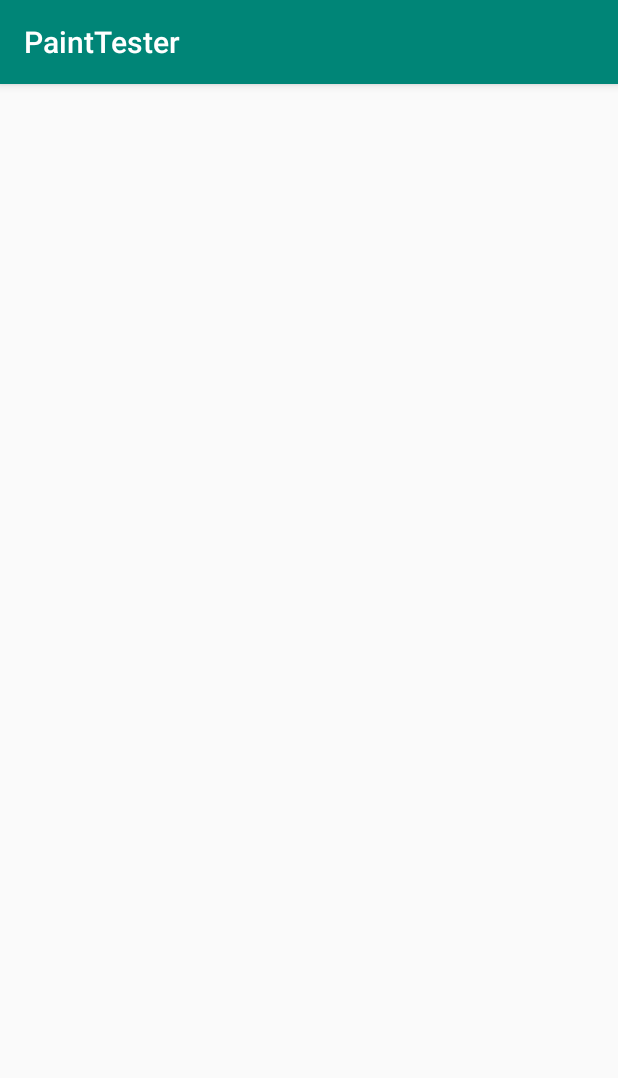
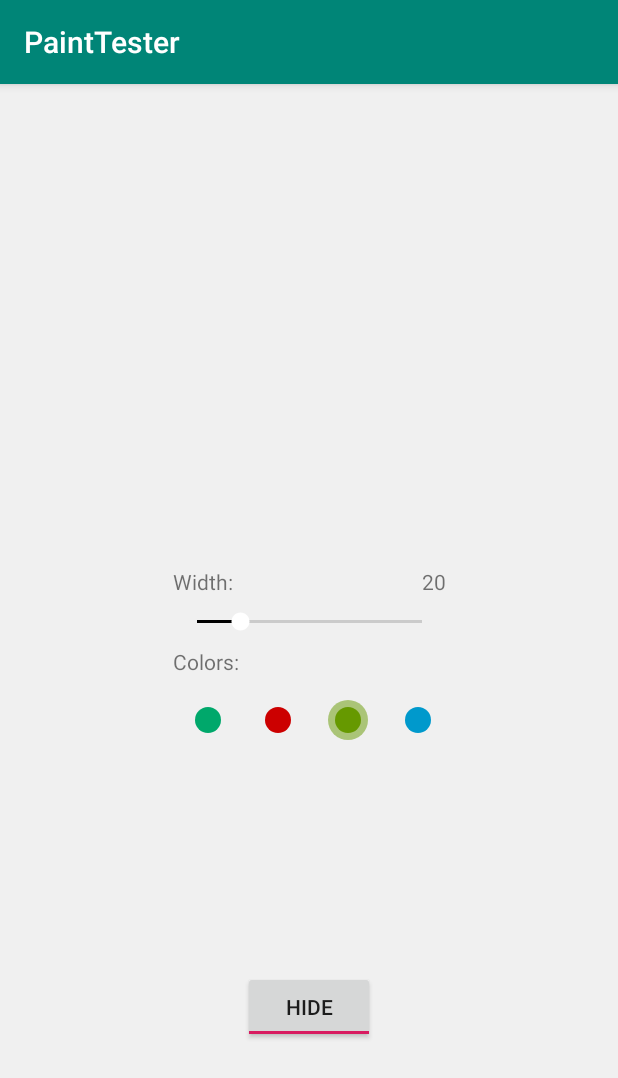
Before and after one commit to Valkaryne/AndroidLab, an Android app: the screen it shows after launch (MainActivity), on a phone screen of 412 x 824 dp. Shown: the top 1078 px of the screen. Run offline under Robolectric (Android 15) with nearby library versions, the phone set to English and light mode, and no system bars.

Commit message:
[TASK7-2] Implemented PaintWidget

```diff
--- a/PaintTester/app/src/main/java/com/epam/valkaryne/painttester/CustomRadioButton.kt
+++ b/PaintTester/app/src/main/java/com/epam/valkaryne/painttester/CustomRadioButton.kt
@@ -5,12 +5,17 @@ import android.graphics.Canvas
 import android.graphics.Color
 import android.graphics.Paint
 import android.util.AttributeSet
+import android.util.Log
 import androidx.appcompat.widget.AppCompatRadioButton
 
 class CustomRadioButton(context: Context?, attrs: AttributeSet?) :
     AppCompatRadioButton(context, attrs) {
 
     var color: Int? = null
+        set(value) {
+            field = value
+            calculateAlpha(value)
+        }
 
     private var alphaColor: Int? = null
     private var picker: Paint = Paint(Paint.ANTI_ALIAS_FLAG)
@@ -20,10 +25,7 @@ class CustomRadioButton(context: Context?, attrs: AttributeSet?) :
         val a = context?.obtainStyledAttributes(attrs, R.styleable.CustomRadioButton)
         color = a?.getColor(R.styleable.CustomRadioButton_color, Color.BLACK)
 
-        color?.let {
-            val alpha: Int = Math.round(Color.alpha(it) * 0.5).toInt()
-            alphaColor = Color.argb(alpha, Color.red(it), Color.green(it), Color.blue(it))
-        }
+        calculateAlpha(color)
         a?.recycle()
         initPaint()
     }
@@ -39,6 +41,13 @@ class CustomRadioButton(context: Context?, attrs: AttributeSet?) :
         marker = Paint(Paint.ANTI_ALIAS_FLAG)
         marker.style = Paint.Style.STROKE
         marker.color = Color.argb(alpha, Color.red(standardColor), Color.green(standardColor), Color.blue(standardColor))
+    }
+
+    private fun calculateAlpha(color: Int?) {
+        color?.let {
+            val alpha: Int = Math.round(Color.alpha(it) * 0.5).toInt()
+            alphaColor = Color.argb(alpha, Color.red(it), Color.green(it), Color.blue(it))
+        }
     }
 
     override fun onMeasure(widthMeasureSpec: Int, heightMeasureSpec: Int) {
--- a/PaintTester/app/src/main/java/com/epam/valkaryne/painttester/MainActivity.kt
+++ b/PaintTester/app/src/main/java/com/epam/valkaryne/painttester/MainActivity.kt
@@ -1,12 +1,45 @@
 package com.epam.valkaryne.painttester
 
+import android.graphics.Color
 import androidx.appcompat.app.AppCompatActivity
 import android.os.Bundle
+import android.widget.Toast
+import android.widget.ToggleButton
+import androidx.core.view.isVisible
 
 class MainActivity : AppCompatActivity() {
+
+    private var widget: PaintWidget? = null
 
     override fun onCreate(savedInstanceState: Bundle?) {
         super.onCreate(savedInstanceState)
         setContentView(R.layout.activity_main)
+
+        widget = findViewById(R.id.paintWidget)
+        val tButton = findViewById<ToggleButton>(R.id.toggleButton)
+        tButton.setOnCheckedChangeListener { _, isChecked -> widget?.isVisible = isChecked }
+
+        widget?.mOnPaintWidgetChangeListener = PaintWidgetListener()
+        widget?.firstItemColor = Color.rgb(0, 168, 107)
+        widget?.pMaxWidth = 100
+        widget?.defaultColorPosition = 2
+    }
+
+    inner class PaintWidgetListener : PaintWidget.OnPaintWidgetChangeListener {
+
+        private var color: String? = null
+        private var width: Int? = null
+
+        override fun onColorChanged(color: String) {
+            this.color = color
+            if (this.color != null && width != null)
+                Toast.makeText(applicationContext, "Color: ${this.color}, Width: $width", Toast.LENGTH_SHORT).show()
+        }
+
+        override fun onWidthChanged(width: Int) {
+            this.width = width
+            if (color != null && this.width != null)
+                Toast.makeText(applicationContext, "Color: $color, Width: ${this.width}", Toast.LENGTH_SHORT).show()
+        }
     }
 }
--- /dev/null
+++ b/PaintTester/app/src/main/java/com/epam/valkaryne/painttester/PaintWidget.kt
@@ -0,0 +1,117 @@
+package com.epam.valkaryne.painttester
+
+import android.content.Context
+import android.graphics.Color
+import android.util.AttributeSet
+import android.view.View
+import android.widget.RadioGroup
+import android.widget.SeekBar
+import android.widget.TextView
+import androidx.constraintlayout.widget.ConstraintLayout
+import androidx.core.view.get
+
+import com.epam.valkaryne.painttester.utils.*
+
+class PaintWidget @JvmOverloads constructor(
+    context: Context,
+    attrs: AttributeSet? = null, defStyleAttr: Int = 0
+) : ConstraintLayout(context, attrs, defStyleAttr) {
+
+    var pMaxWidth = 0
+        set(value) {
+            field = value
+            operateMaxWidth()
+        }
+    var defaultColorPosition = 0
+        set(value) {
+            field = value % 4
+            operateDefaultColorPosition()
+        }
+    var firstItemColor: Int? = null
+        set(value) {
+            field = value
+            operateFirstItemColor()
+        }
+
+    var hexColor = "#000000"
+        private set
+
+    var mOnPaintWidgetChangeListener: OnPaintWidgetChangeListener? = null
+
+    private var view: View? = null
+    private var sbValue: SeekBar? = null
+    private var tvWidth: TextView? = null
+    private var rgColor: RadioGroup? = null
+
+    init {
+        view = View.inflate(context, R.layout.widget_paint, this)
+
+        val a = context.obtainStyledAttributes(attrs, R.styleable.PaintWidget)
+        pMaxWidth = a.getInteger(R.styleable.PaintWidget_maxWidth, 10)
+        defaultColorPosition = a.getInteger(R.styleable.PaintWidget_defaultColorPosition, 0)
+        firstItemColor = a.getColor(R.styleable.PaintWidget_firstItemColor, Color.BLACK)
+
+        operateFirstItemColor()
+
+        sbValue = view?.findViewById(R.id.sb_value)
+        tvWidth = view?.findViewById(R.id.tv_width)
+        rgColor = view?.findViewById(R.id.rg_colors)
+
+        sbValue?.setOnSeekBarChangeListener(SeekBarListener())
+
+        operateMaxWidth()
+        operateDefaultColorPosition()
+
+        rgColor?.setOnCheckedChangeListener(RadioGroupListener())
+
+        a.recycle()
+    }
+
+    private fun operateFirstItemColor() {
+        val rbCustom = view?.findViewById<CustomRadioButton>(R.id.rb_custom)
+        rbCustom?.color = firstItemColor
+    }
+
+    private fun operateMaxWidth() {
+        sbValue?.max = pMaxWidth
+
+        val onefifth = Math.ceil(0.2 * pMaxWidth).toInt()
+        sbValue?.progress = onefifth
+    }
+
+    private fun operateDefaultColorPosition() {
+        val rbDefault = rgColor?.get(defaultColorPosition)
+        if (rbDefault is CustomRadioButton) {
+            rbDefault.isChecked = true
+        }
+    }
+
+    interface OnPaintWidgetChangeListener {
+        fun onWidthChanged(width: Int)
+
+        fun onColorChanged(color: String)
+    }
+
+    inner class SeekBarListener : SeekBar.OnSeekBarChangeListener {
+        override fun onProgressChanged(seekBar: SeekBar?, progress: Int, fromUser: Boolean) {
+            tvWidth?.text = progress.toString()
+            mOnPaintWidgetChangeListener?.onWidthChanged(progress)
+        }
+
+        override fun onStartTrackingTouch(seekBar: SeekBar?) {
+        }
+
+        override fun onStopTrackingTouch(seekBar: SeekBar?) {
+        }
+    }
+
+    inner class RadioGroupListener : RadioGroup.OnCheckedChangeListener {
+        override fun onCheckedChanged(group: RadioGroup?, checkedId: Int) {
+            val radioButton = view?.findViewById<CustomRadioButton>(checkedId)
+            val color = radioButton?.color
+            hexColor = getHexColor(color)
+
+            mOnPaintWidgetChangeListener?.onColorChanged(hexColor)
+        }
+    }
+}
--- /dev/null
+++ b/PaintTester/app/src/main/java/com/epam/valkaryne/painttester/utils/ColorUtils.kt
@@ -0,0 +1,10 @@
+@file:JvmName("ExtensionsUtils")
+
+package com.epam.valkaryne.painttester.utils
+
+fun getHexColor(value: Int?) : String {
+    return if (value != null)
+        "#${Integer.toHexString(value).toUpperCase().substring(2)}"
+    else
+        ""
+}
--- a/PaintTester/app/src/main/res/layout/activity_main.xml
+++ b/PaintTester/app/src/main/res/layout/activity_main.xml
@@ -1,9 +1,37 @@
 <?xml version="1.0" encoding="utf-8"?>
 <androidx.constraintlayout.widget.ConstraintLayout
     xmlns:android="http://schemas.android.com/apk/res/android"
+    xmlns:app="http://schemas.android.com/apk/res-auto"
     xmlns:tools="http://schemas.android.com/tools"
     android:layout_width="match_parent"
     android:layout_height="match_parent"
+    android:background="@color/background"
     tools:context=".MainActivity">
 
+    <com.epam.valkaryne.painttester.PaintWidget
+        android:id="@+id/paintWidget"
+        android:layout_width="wrap_content"
+        android:layout_height="wrap_content"
+        app:layout_constraintBottom_toBottomOf="parent"
+        app:layout_constraintEnd_toEndOf="parent"
+        app:layout_constraintStart_toStartOf="parent"
+        app:layout_constraintTop_toTopOf="parent"
+        app:maxWidth="10"/>
+
+    <ToggleButton
+        android:id="@+id/toggleButton"
+        android:layout_width="wrap_content"
+        android:layout_height="wrap_content"
+        android:layout_marginStart="8dp"
+        android:layout_marginTop="8dp"
+        android:layout_marginEnd="8dp"
+        android:layout_marginBottom="8dp"
+        android:checked="true"
+        android:textOff="@string/show"
+        android:textOn="@string/hide"
+        app:layout_constraintBottom_toBottomOf="parent"
+        app:layout_constraintEnd_toEndOf="parent"
+        app:layout_constraintStart_toStartOf="parent"
+        app:layout_constraintTop_toBottomOf="@+id/paintWidget" />
+
 </androidx.constraintlayout.widget.ConstraintLayout>
--- /dev/null
+++ b/PaintTester/app/src/main/res/layout/widget_paint.xml
@@ -0,0 +1,82 @@
+<?xml version="1.0" encoding="utf-8"?>
+<androidx.constraintlayout.widget.ConstraintLayout
+    xmlns:android="http://schemas.android.com/apk/res/android"
+    xmlns:app="http://schemas.android.com/apk/res-auto"
+    xmlns:tools="http://schemas.android.com/tools"
+    android:background="@color/background"
+    android:layout_width="214dp"
+    android:layout_height="156dp"
+    android:padding="16dp">
+
+    <TextView
+        android:id="@+id/tv_width_title"
+        android:layout_width="wrap_content"
+        android:layout_height="wrap_content"
+        android:text="@string/width_title"
+        app:layout_constraintStart_toStartOf="parent"
+        app:layout_constraintTop_toTopOf="parent" />
+
+    <TextView
+        android:id="@+id/tv_width"
+        android:layout_width="wrap_content"
+        android:layout_height="wrap_content"
+        tools:text="2"
+        app:layout_constraintEnd_toEndOf="parent"
+        app:layout_constraintTop_toTopOf="parent"
+        app:layout_constraintBaseline_toBaselineOf="@id/tv_width_title"/>
+
+    <SeekBar
+        android:id="@+id/sb_value"
+        android:layout_width="match_parent"
+        android:layout_height="wrap_content"
+        android:layout_marginVertical="8dp"
+        android:max="10"
+        android:min="1"
+        android:thumbTint="@android:color/white"
+        android:progressTint="@android:color/black"
+        app:layout_constraintTop_toBottomOf="@id/tv_width_title"
+        tools:layout_editor_absoluteX="16dp" />
+
+    <TextView
+        android:id="@+id/tv_colors_title"
+        android:layout_width="wrap_content"
+        android:layout_height="wrap_content"
+        android:layout_marginVertical="8dp"
+        android:text="@string/colors_title"
+        app:layout_constraintStart_toStartOf="parent"
+        app:layout_constraintTop_toBottomOf="@id/sb_value"/>
+
+    <RadioGroup
+        android:id="@+id/rg_colors"
+        android:layout_width="match_parent"
+        android:layout_height="wrap_content"
+        android:layout_marginVertical="16dp"
+        android:orientation="horizontal"
+        app:layout_constraintStart_toStartOf="parent"
+        app:layout_constraintTop_toBottomOf="@id/tv_colors_title">
+        <com.epam.valkaryne.painttester.CustomRadioButton
+            android:id="@+id/rb_custom"
+            android:layout_marginHorizontal="10dp"
+            android:layout_width="18dp"
+            android:layout_height="18dp"
+            android:checked="true"/>
+        <com.epam.valkaryne.painttester.CustomRadioButton
+            android:id="@+id/rb_red"
+            android:layout_marginHorizontal="10dp"
+            android:layout_width="18dp"
+            android:layout_height="18dp"
+            app:color="@android:color/holo_red_dark"/>
+        <com.epam.valkaryne.painttester.CustomRadioButton
+            android:id="@+id/rb_green"
+            android:layout_marginHorizontal="10dp"
+            android:layout_width="18dp"
+            android:layout_height="18dp"
+            app:color="@android:color/holo_green_dark"/>
+        <com.epam.valkaryne.painttester.CustomRadioButton
+            android:id="@+id/rb_blue"
+            android:layout_marginHorizontal="10dp"
+            android:layout_width="18dp"
+            android:layout_height="18dp"
+            app:color="@android:color/holo_blue_dark"/>
+    </RadioGroup>
+</androidx.constraintlayout.widget.ConstraintLayout>
--- a/PaintTester/app/src/main/res/values/attr.xml
+++ b/PaintTester/app/src/main/res/values/attr.xml
@@ -3,4 +3,10 @@
     <declare-styleable name="CustomRadioButton">
         <attr name="color" format="color"/>
     </declare-styleable>
+
+    <declare-styleable name="PaintWidget">
+        <attr name="maxWidth" format="integer"/>
+        <attr name="defaultColorPosition" format="integer"/>
+        <attr name="firstItemColor" format="color"/>
+    </declare-styleable>
 </resources>
--- a/PaintTester/app/src/main/res/values/colors.xml
+++ b/PaintTester/app/src/main/res/values/colors.xml
@@ -3,4 +3,6 @@
     <color name="colorPrimary">#008577</color>
     <color name="colorPrimaryDark">#00574B</color>
     <color name="colorAccent">#D81B60</color>
+
+    <color name="background">#f0f0f0</color>
 </resources>
--- a/PaintTester/app/src/main/res/values/strings.xml
+++ b/PaintTester/app/src/main/res/values/strings.xml
@@ -1,3 +1,7 @@
 <resources>
     <string name="app_name">PaintTester</string>
+    <string name="width_title">Width:</string>
+    <string name="colors_title">Colors:</string>
+    <string name="hide">HIDE</string>
+    <string name="show">SHOW</string>
 </resources>
```
